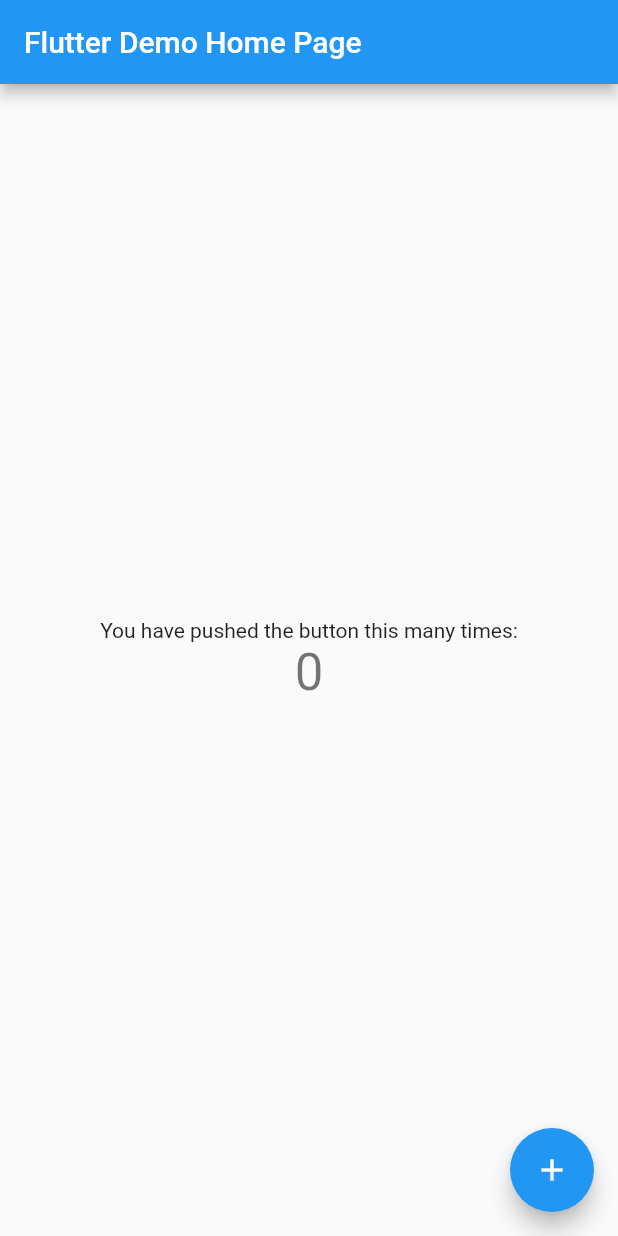
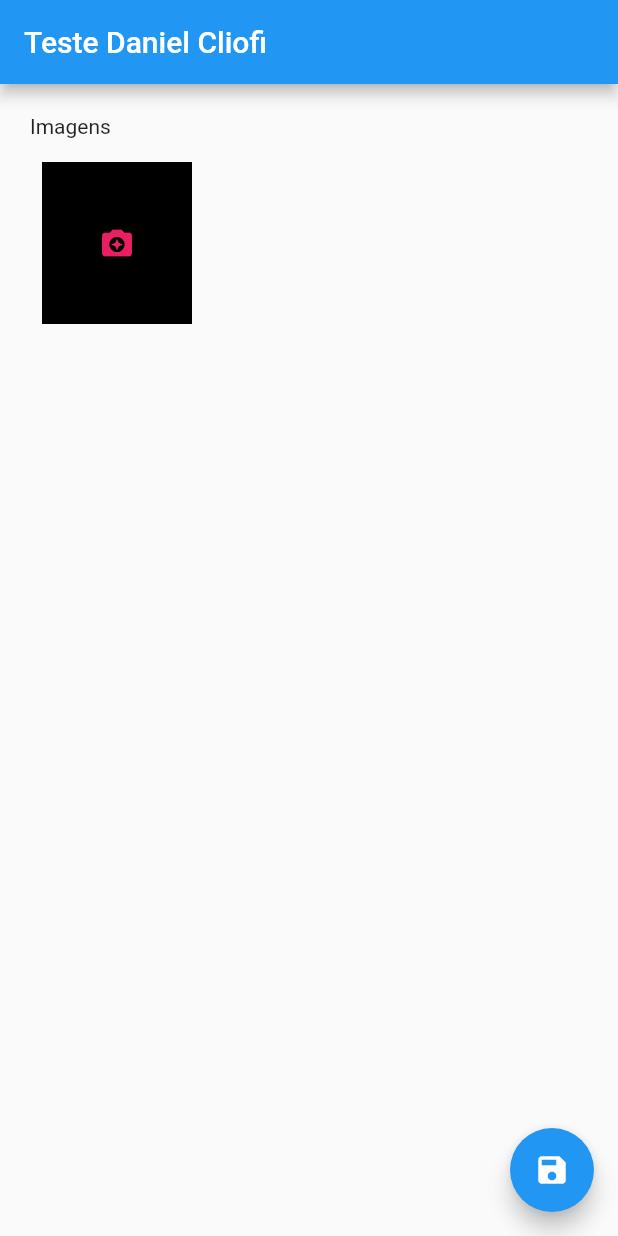
Before and after one commit to leoCardosoDev/flutter_upload_bucket_aws, a Flutter app: the screen it shows after launch, on a phone screen of 412 x 824 dp. Run offline on Flutter 3.47's test engine with Material 2 defaults, Android fonts, the phone set to English and light mode, and no system bars; our stand-ins replace image_cropper, image_picker; missing offline and left inert: aws_s3_upload.

```diff
--- /dev/null
+++ b/lib/exemplo_1/s3.dart
@@ -0,0 +1,58 @@
+import 'dart:io';
+
+import 'package:flutter/material.dart';
+
+import 'package:aws_s3_upload/aws_s3_upload.dart';
+
+import 'validators/images_validators.dart';
+import 'widgets/images_widget.dart';
+
+class MyHomeS3 extends StatefulWidget {
+  MyHomeS3({Key key, this.title}) : super(key: key);
+  final String title;
+
+  @override
+  _MyHomeS3State createState() => _MyHomeS3State();
+}
+
+class _MyHomeS3State extends State<MyHomeS3> with ImagesValidator {
+  void _incrementCounter() {
+    AwsS3.uploadFile(
+        accessKey: "AKxxxxxxxxxxxxxxxxx",
+        secretKey: "xxxxxxxxxxxxxxxxxxxxxxxxxxxxxx",
+        file: File("path_to_file"),
+        destDir: "uploads/9926",
+        bucket: "xxxxxx",
+        region: "us-east-1");
+    setState(() {});
+  }
+
+  @override
+  Widget build(BuildContext context) {
+    print(context);
+    return Scaffold(
+      appBar: AppBar(
+        title: Text("Teste Daniel Cliofi"),
+      ),
+      body: Center(
+        child: ListView(
+          padding: EdgeInsets.all(20),
+          children: <Widget>[
+            Text('Imagens'),
+            ImagesWidget(
+              context: context,
+              initialValue: [''],
+              onSaved: (l) {},
+              validator: validateImages,
+            ),
+          ],
+        ),
+      ),
+      floatingActionButton: FloatingActionButton(
+        onPressed: _incrementCounter,
+        tooltip: 'Save',
+        child: Icon(Icons.save),
+      ),
+    );
+  }
+}
--- /dev/null
+++ b/lib/exemplo_1/validators/images_validators.dart
@@ -0,0 +1,6 @@
+class ImagesValidator {
+  String validateImages(List images) {
+    if (images.isEmpty) return "Adicione imagens!";
+    return null;
+  }
+}
--- /dev/null
+++ b/lib/exemplo_1/widgets/images_widget.dart
@@ -0,0 +1,71 @@
+import 'package:flutter/material.dart';
+
+import 'image_source_sheet.dart';
+
+class ImagesWidget extends FormField<List> {
+  ImagesWidget({
+    BuildContext context,
+    FormFieldSetter<List> onSaved,
+    FormFieldValidator<List> validator,
+    List initialValue,
+    bool autoValidate = false,
+  }) : super(
+            onSaved: onSaved,
+            validator: validator,
+            initialValue: initialValue,
+            autovalidateMode: AutovalidateMode.always,
+            builder: (state) {
+              return Column(
+                children: [
+                  Container(
+                    height: 124,
+                    padding: EdgeInsets.only(top: 16, bottom: 0),
+                    child: ListView(
+                      scrollDirection: Axis.horizontal,
+                      children: state.value.map<Widget>((e) {
+                        return Container(
+                          height: e is String ? 0 : 100,
+                          width: e is String ? 0 : 100,
+                          margin: EdgeInsets.only(right: 8),
+                          child: GestureDetector(
+                            onLongPress: () {
+                              state.didChange(state.value..remove(e));
+                            },
+                            child: e is String
+                                ? Container()
+                                : Image.file(e, fit: BoxFit.cover),
+                          ),
+                        );
+                      }).toList()
+                        ..add(GestureDetector(
+                          onTap: () {
+                            showModalBottomSheet(
+                              context: context,
+                              builder: (context) => ImageSourceSheet(
+                                onImageSelected: (image) {
+                                  state.didChange(state.value..add(image));
+                                  Navigator.of(context).pop();
+                                },
+                              ),
+                            );
+                          },
+                          child: Container(
+                            height: 100,
+                            width: 100,
+                            color: Colors.black,
+                            child: Icon(
+                              Icons.camera_enhance,
+                              color: Colors.pink,
+                            ),
+                          ),
+                        )),
+                    ),
+                  ),
+                  state.hasError
+                      ? Text(state.errorText,
+                          style: TextStyle(color: Colors.red))
+                      : Container(),
+                ],
+              );
+            });
+}
--- a/lib/main.dart
+++ b/lib/main.dart
@@ -1,4 +1,5 @@
 import 'package:flutter/material.dart';
+import 'package:s3_aws_upload/exemplo_1/s3.dart';
 
 void main() {
   runApp(MyApp());
@@ -9,57 +10,7 @@ class MyApp extends StatelessWidget {
   Widget build(BuildContext context) {
     return MaterialApp(
       title: 'Flutter Demo',
-      theme: ThemeData(
-        primarySwatch: Colors.blue,
-        visualDensity: VisualDensity.adaptivePlatformDensity,
-      ),
-      home: MyHomePage(title: 'Flutter Demo Home Page'),
+      home: MyHomeS3(),
     );
   }
 }
-
-class MyHomePage extends StatefulWidget {
-  MyHomePage({Key key, this.title}) : super(key: key);
-  final String title;
-
-  @override
-  _MyHomePageState createState() => _MyHomePageState();
-}
-
-class _MyHomePageState extends State<MyHomePage> {
-  int _counter = 0;
-
-  void _incrementCounter() {
-    setState(() {
-      _counter++;
-    });
-  }
-
-  @override
-  Widget build(BuildContext context) {
-    return Scaffold(
-      appBar: AppBar(
-        title: Text(widget.title),
-      ),
-      body: Center(
-        child: Column(
-          mainAxisAlignment: MainAxisAlignment.center,
-          children: <Widget>[
-            Text(
-              'You have pushed the button this many times:',
-            ),
-            Text(
-              '$_counter',
-              style: Theme.of(context).textTheme.headline4,
-            ),
-          ],
-        ),
-      ),
-      floatingActionButton: FloatingActionButton(
-        onPressed: _incrementCounter,
-        tooltip: 'Increment',
-        child: Icon(Icons.add),
-      ),
-    );
-  }
-}
--- a/pubspec.yaml
+++ b/pubspec.yaml
@@ -28,6 +28,9 @@ dependencies:
   # The following adds the Cupertino Icons font to your application.
   # Use with the CupertinoIcons class for iOS style icons.
   cupertino_icons: ^1.0.0
+  aws_s3_upload: ^1.1.2
+  image_picker: ^0.6.1
+  image_cropper: ^1.0.2
 
 dev_dependencies:
   flutter_test:
```
Also changed, not shown: lib/exemplo_1/widgets/image_source_sheet.dart (added, +46 -0 lines), pubspec.lock, 2 other files.
